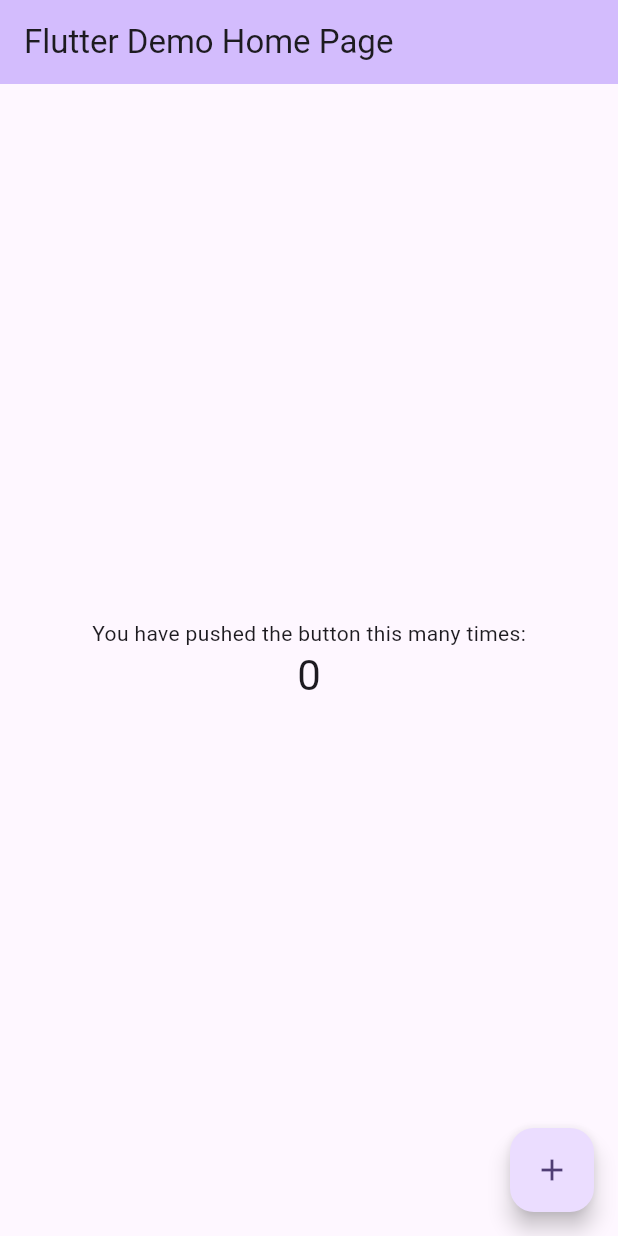
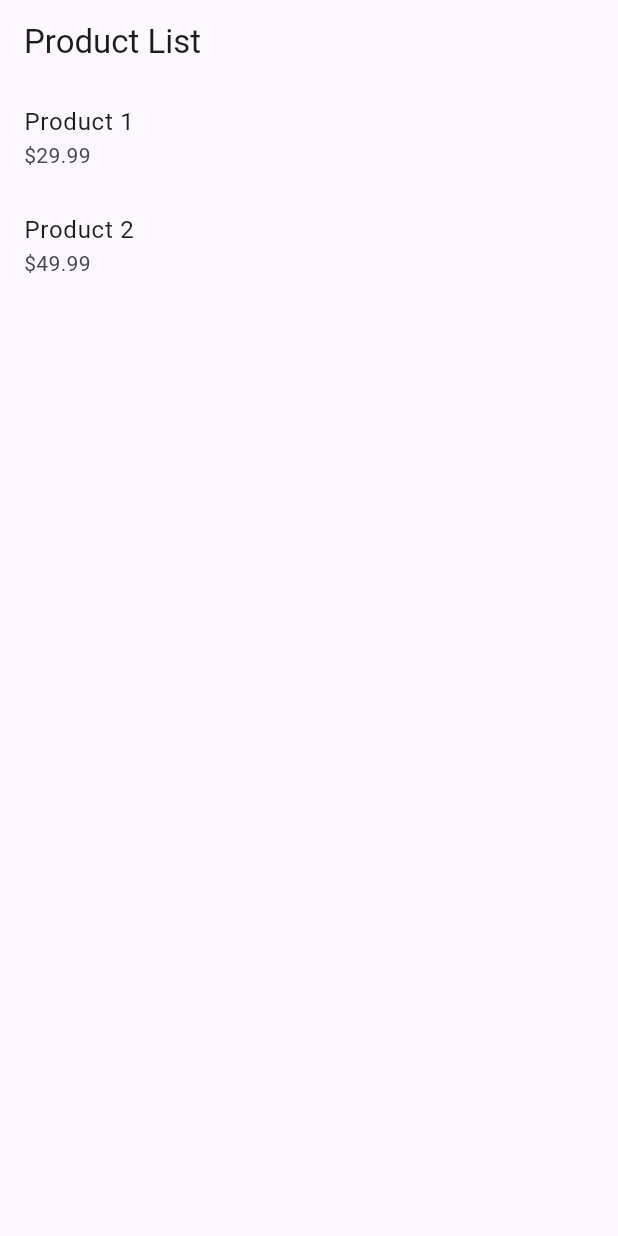
Before and after one commit to kanok-bs/flutter-cart, a Flutter app: the screen it shows after launch, on a phone screen of 412 x 824 dp. Run offline on Flutter 3.47's test engine with Material 3 defaults, Android fonts, the phone set to English and light mode, and no system bars.

Commit message:
product list page and details added

```diff
--- a/lib/main.dart
+++ b/lib/main.dart
@@ -1,125 +1,21 @@
+// lib/main.dart
+
 import 'package:flutter/material.dart';
+import 'pages/product_list_page.dart';
 
 void main() {
-  runApp(const MyApp());
+  runApp(ProductExplorerApp());
 }
 
-class MyApp extends StatelessWidget {
-  const MyApp({super.key});
-
-  // This widget is the root of your application.
+class ProductExplorerApp extends StatelessWidget {
   @override
   Widget build(BuildContext context) {
     return MaterialApp(
-      title: 'Flutter Demo',
+      title: 'Product Explorer',
       theme: ThemeData(
-        // This is the theme of your application.
-        //
-        // TRY THIS: Try running your application with "flutter run". You'll see
-        // the application has a purple toolbar. Then, without quitting the app,
-        // try changing the seedColor in the colorScheme below to Colors.green
-        // and then invoke "hot reload" (save your changes or press the "hot
-        // reload" button in a Flutter-supported IDE, or press "r" if you used
-        // the command line to start the app).
-        //
-        // Notice that the counter didn't reset back to zero; the application
-        // state is not lost during the reload. To reset the state, use hot
-        // restart instead.
-        //
-        // This works for code too, not just values: Most code changes can be
-        // tested with just a hot reload.
-        colorScheme: ColorScheme.fromSeed(seedColor: Colors.deepPurple),
-        useMaterial3: true,
+        primarySwatch: Colors.blue,
       ),
-      home: const MyHomePage(title: 'Flutter Demo Home Page'),
+      home: ProductListPage(),
     );
   }
 }
-
-class MyHomePage extends StatefulWidget {
-  const MyHomePage({super.key, required this.title});
-
-  // This widget is the home page of your application. It is stateful, meaning
-  // that it has a State object (defined below) that contains fields that affect
-  // how it looks.
-
-  // This class is the configuration for the state. It holds the values (in this
-  // case the title) provided by the parent (in this case the App widget) and
-  // used by the build method of the State. Fields in a Widget subclass are
-  // always marked "final".
-
-  final String title;
-
-  @override
-  State<MyHomePage> createState() => _MyHomePageState();
-}
-
-class _MyHomePageState extends State<MyHomePage> {
-  int _counter = 0;
-
-  void _incrementCounter() {
-    setState(() {
-      // This call to setState tells the Flutter framework that something has
-      // changed in this State, which causes it to rerun the build method below
-      // so that the display can reflect the updated values. If we changed
-      // _counter without calling setState(), then the build method would not be
-      // called again, and so nothing would appear to happen.
-      _counter++;
-    });
-  }
-
-  @override
-  Widget build(BuildContext context) {
-    // This method is rerun every time setState is called, for instance as done
-    // by the _incrementCounter method above.
-    //
-    // The Flutter framework has been optimized to make rerunning build methods
-    // fast, so that you can just rebuild anything that needs updating rather
-    // than having to individually change instances of widgets.
-    return Scaffold(
-      appBar: AppBar(
-        // TRY THIS: Try changing the color here to a specific color (to
-        // Colors.amber, perhaps?) and trigger a hot reload to see the AppBar
-        // change color while the other colors stay the same.
-        backgroundColor: Theme.of(context).colorScheme.inversePrimary,
-        // Here we take the value from the MyHomePage object that was created by
-        // the App.build method, and use it to set our appbar title.
-        title: Text(widget.title),
-      ),
-      body: Center(
-        // Center is a layout widget. It takes a single child and positions it
-        // in the middle of the parent.
-        child: Column(
-          // Column is also a layout widget. It takes a list of children and
-          // arranges them vertically. By default, it sizes itself to fit its
-          // children horizontally, and tries to be as tall as its parent.
-          //
-          // Column has various properties to control how it sizes itself and
-          // how it positions its children. Here we use mainAxisAlignment to
-          // center the children vertically; the main axis here is the vertical
-          // axis because Columns are vertical (the cross axis would be
-          // horizontal).
-          //
-          // TRY THIS: Invoke "debug painting" (choose the "Toggle Debug Paint"
-          // action in the IDE, or press "p" in the console), to see the
-          // wireframe for each widget.
-          mainAxisAlignment: MainAxisAlignment.center,
-          children: <Widget>[
-            const Text(
-              'You have pushed the button this many times:',
-            ),
-            Text(
-              '$_counter',
-              style: Theme.of(context).textTheme.headlineMedium,
-            ),
-          ],
-        ),
-      ),
-      floatingActionButton: FloatingActionButton(
-        onPressed: _incrementCounter,
-        tooltip: 'Increment',
-        child: const Icon(Icons.add),
-      ), // This trailing comma makes auto-formatting nicer for build methods.
-    );
-  }
-}
--- /dev/null
+++ b/lib/models/product.dart
@@ -0,0 +1,17 @@
+// lib/models/product.dart
+
+class Product {
+  final int id;
+  final String name;
+  final double price;
+  final String description;
+  final String imageUrl;
+
+  Product({
+    required this.id,
+    required this.name,
+    required this.price,
+    required this.description,
+    required this.imageUrl,
+  });
+}
--- /dev/null
+++ b/lib/pages/product_details_page.dart
@@ -0,0 +1,43 @@
+// lib/pages/product_details_page.dart
+
+import 'package:flutter/material.dart';
+import '../models/product.dart';
+
+class ProductDetailsPage extends StatelessWidget {
+  final Product product;
+
+  ProductDetailsPage({required this.product});
+
+  @override
+  Widget build(BuildContext context) {
+    return Scaffold(
+      appBar: AppBar(
+        title: Text(product.name),
+      ),
+      body: Padding(
+        padding: const EdgeInsets.all(16.0),
+        child: Column(
+          crossAxisAlignment: CrossAxisAlignment.start,
+          children: <Widget>[
+            Image.network(product.imageUrl),
+            SizedBox(height: 16.0),
+            Text(
+              product.name,
+              style: TextStyle(fontSize: 24.0, fontWeight: FontWeight.bold),
+            ),
+            SizedBox(height: 8.0),
+            Text(
+              '\$${product.price.toStringAsFixed(2)}',
+              style: TextStyle(fontSize: 20.0, color: Colors.green),
+            ),
+            SizedBox(height: 16.0),
+            Text(
+              product.description,
+              style: TextStyle(fontSize: 16.0),
+            ),
+          ],
+        ),
+      ),
+    );
+  }
+}
--- /dev/null
+++ b/lib/pages/product_list_page.dart
@@ -0,0 +1,53 @@
+// lib/pages/product_list_page.dart
+
+import 'package:flutter/material.dart';
+import '../models/product.dart';
+import 'product_details_page.dart';
+
+// List of dummy products
+List<Product> products = [
+  Product(
+    id: 1,
+    name: 'Product 1',
+    price: 29.99,
+    description: 'Description of Product 1',
+    imageUrl: 'https://via.placeholder.com/150',
+  ),
+  Product(
+    id: 2,
+    name: 'Product 2',
+    price: 49.99,
+    description: 'Description of Product 2',
+    imageUrl: 'https://via.placeholder.com/150',
+  ),
+  // Add more products here
+];
+
+class ProductListPage extends StatelessWidget {
+  @override
+  Widget build(BuildContext context) {
+    return Scaffold(
+      appBar: AppBar(
+        title: Text('Product List'),
+      ),
+      body: ListView.builder(
+        itemCount: products.length,
+        itemBuilder: (context, index) {
+          final product = products[index];
+          return ListTile(
+            title: Text(product.name),
+            subtitle: Text('\$${product.price.toStringAsFixed(2)}'),
+            onTap: () {
+              Navigator.push(
+                context,
+                MaterialPageRoute(
+                  builder: (context) => ProductDetailsPage(product: product),
+                ),
+              );
+            },
+          );
+        },
+      ),
+    );
+  }
+}
```
